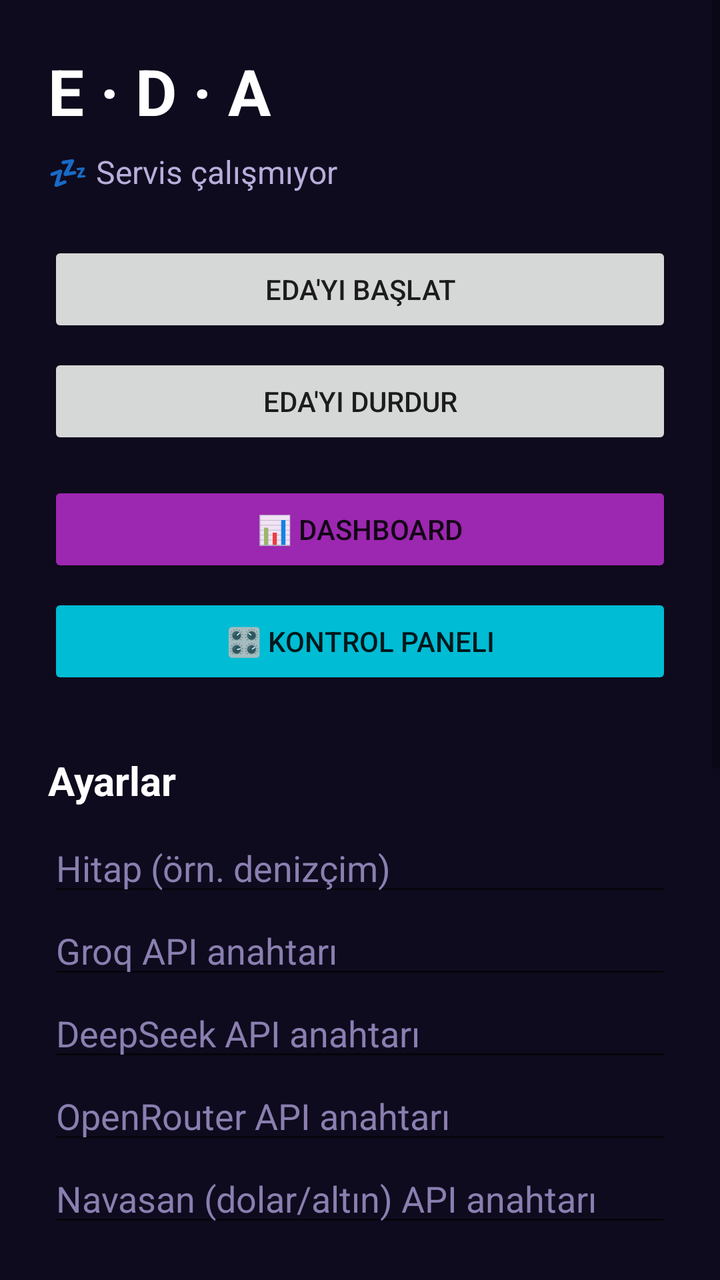
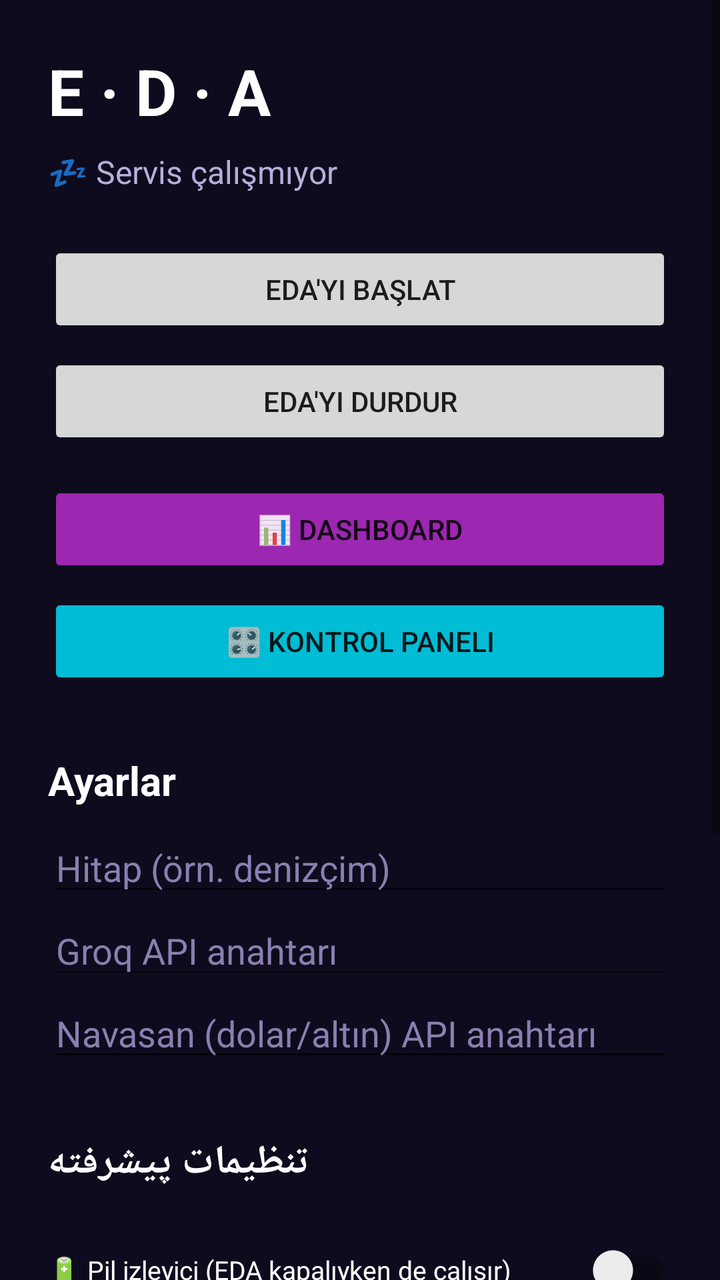

Before-and-after screenshots of an Android layout around one commit, followed by the original layout XML and the change that was made.
<!-- AndroidManifest.xml: application theme Theme.Eda -->
<!-- res/layout/activity_main.xml -->
<?xml version="1.0" encoding="utf-8"?>
<ScrollView xmlns:android="http://schemas.android.com/apk/res/android"
    android:layout_width="match_parent"
    android:layout_height="match_parent"
    android:background="#0F0B1E">

<LinearLayout
    android:layout_width="match_parent"
    android:layout_height="wrap_content"
    android:orientation="vertical"
    android:padding="24dp">

    <TextView
        android:layout_width="wrap_content"
        android:layout_height="wrap_content"
        android:text="E · D · A"
        android:textSize="32sp"
        android:textStyle="bold"
        android:textColor="#FFFFFF"
        android:layout_marginBottom="8dp" />

    <TextView
        android:id="@+id/durumText"
        android:layout_width="wrap_content"
        android:layout_height="wrap_content"
        android:text="💤 Servis çalışmıyor"
        android:textSize="16sp"
        android:textColor="#B8AEDB"
        android:layout_marginBottom="24dp" />

    <Button
        android:id="@+id/baslatButon"
        android:layout_width="match_parent"
        android:layout_height="wrap_content"
        android:text="Eda'yı Başlat" />

    <Button
        android:id="@+id/durdurButon"
        android:layout_width="match_parent"
        android:layout_height="wrap_content"
        android:layout_marginTop="8dp"
        android:text="Eda'yı Durdur" />

    
    <Button
        android:id="@+id/dashboardButon"
        android:layout_width="match_parent"
        android:layout_height="wrap_content"
        android:layout_marginTop="16dp"
        android:text="📊 Dashboard"
        android:backgroundTint="#9C27B0" />

    <Button
        android:id="@+id/panelButon"
        android:layout_width="match_parent"
        android:layout_height="wrap_content"
        android:layout_marginTop="8dp"
        android:text="🎛 Kontrol Paneli"
        android:backgroundTint="#00BCD4" />

    <TextView
        android:layout_width="wrap_content"
        android:layout_height="wrap_content"
        android:text="Ayarlar"
        android:textSize="20sp"
        android:textStyle="bold"
        android:textColor="#FFFFFF"
        android:layout_marginTop="32dp"
        android:layout_marginBottom="8dp" />

    <EditText
        android:id="@+id/kullaniciAdiInput"
        android:layout_width="match_parent"
        android:layout_height="wrap_content"
        android:hint="Hitap (örn. denizçim)"
        android:textColorHint="#8A7FB0"
        android:textColor="#FFFFFF" />

    <EditText
        android:id="@+id/groqInput"
        android:layout_width="match_parent"
        android:layout_height="wrap_content"
        android:hint="Groq API anahtarı"
        android:textColorHint="#8A7FB0"
        android:textColor="#FFFFFF"
        android:inputType="textPassword" />

    <EditText
        android:id="@+id/deepseekInput"
        android:layout_width="match_parent"
        android:layout_height="wrap_content"
        android:hint="DeepSeek API anahtarı"
        android:textColorHint="#8A7FB0"
        android:textColor="#FFFFFF"
        android:inputType="textPassword" />

    <EditText
        android:id="@+id/openrouterInput"
        android:layout_width="match_parent"
        android:layout_height="wrap_content"
        android:hint="OpenRouter API anahtarı"
        android:textColorHint="#8A7FB0"
        android:textColor="#FFFFFF"
        android:inputType="textPassword" />

    <EditText
        android:id="@+id/navasanInput"
        android:layout_width="match_parent"
        android:layout_height="wrap_content"
        android:hint="Navasan (dolar/altın) API anahtarı"
        android:textColorHint="#8A7FB0"
        android:textColor="#FFFFFF"
        android:inputType="textPassword" />

    
    <TextView
        android:layout_width="wrap_content"
        android:layout_height="wrap_content"
        android:text="تنظیمات پیشرفته"
        android:textSize="20sp"
        android:textStyle="bold"
        android:textColor="#FFFFFF"
        android:layout_marginTop="32dp"
        android:layout_marginBottom="8dp" />

    
    <LinearLayout
        android:layout_width="match_parent"
        android:layout_height="wrap_content"
        android:orientation="horizontal"
        android:gravity="center_vertical"
        android:paddingTop="8dp"
        android:paddingBottom="8dp">

        <TextView
            android:layout_width="0dp"
            android:layout_height="wrap_content"
            android:layout_weight="1"
            android:text="🔋 Pil izleyici (EDA kapalıyken de çalışır)"
            android:textColor="#FFFFFF"
            android:textSize="13sp" />

        <androidx.appcompat.widget.SwitchCompat
            android:id="@+id/batteryNotifierSwitch"
            android:layout_width="wrap_content"
            android:layout_height="wrap_content" />
    </LinearLayout>

    
    <LinearLayout
        android:layout_width="match_parent"
        android:layout_height="wrap_content"
        android:orientation="horizontal"
        android:gravity="center_vertical"
        android:paddingTop="8dp"
        android:paddingBottom="8dp">

        <TextView
            android:layout_width="0dp"
            android:layout_height="wrap_content"
            android:layout_weight="1"
            android:text="🛌 Derin Uyku (میکروفون خاموش، مصرف ~1%)"
            android:textColor="#FFFFFF"
            android:textSize="13sp" />

        <androidx.appcompat.widget.SwitchCompat
            android:id="@+id/derinUykuSwitch"
            android:layout_width="wrap_content"
            android:layout_height="wrap_content" />
    </LinearLayout>

    
    <LinearLayout
        android:layout_width="match_parent"
        android:layout_height="wrap_content"
        android:orientation="horizontal"
        android:gravity="center_vertical"
        android:paddingTop="8dp"
        android:paddingBottom="8dp">

        <TextView
            android:layout_width="0dp"
            android:layout_height="wrap_content"
            android:layout_weight="1"
            android:text="🔋 Pil bildirim aralığı"
            android:textColor="#FFFFFF"
            android:textSize="13sp" />

        <Spinner
            android:id="@+id/pilBildirimSpinner"
            android:layout_width="wrap_content"
            android:layout_height="wrap_content"
            android:minWidth="100dp" />
    </LinearLayout>

    
    <LinearLayout
        android:layout_width="match_parent"
        android:layout_height="wrap_content"
        android:orientation="horizontal"
        android:gravity="center_vertical"
        android:paddingTop="8dp"
        android:paddingBottom="8dp">

        <TextView
            android:layout_width="0dp"
            android:layout_height="wrap_content"
            android:layout_weight="1"
            android:text="🔔 Pil bildirimi aktif"
            android:textColor="#FFFFFF"
            android:textSize="13sp" />

        <androidx.appcompat.widget.SwitchCompat
            android:id="@+id/pilBildirimSwitch"
            android:layout_width="wrap_content"
            android:layout_height="wrap_content" />
    </LinearLayout>

    
    <LinearLayout
        android:layout_width="match_parent"
        android:layout_height="wrap_content"
        android:orientation="horizontal"
        android:gravity="center_vertical"
        android:paddingTop="8dp"
        android:paddingBottom="8dp">

        <TextView
            android:layout_width="0dp"
            android:layout_height="wrap_content"
            android:layout_weight="1"
            android:text="🔇 Sessiz mod"
            android:textColor="#FFFFFF"
            android:textSize="13sp" />

        <androidx.appcompat.widget.SwitchCompat
            android:id="@+id/sessizModSwitch"
            android:layout_width="wrap_content"
            android:layout_height="wrap_content" />
    </LinearLayout>

    <Button
        android:id="@+id/kaydetButon"
        android:layout_width="match_parent"
        android:layout_height="wrap_content"
        android:layout_marginTop="12dp"
        android:text="Ayarları Kaydet" />

</LinearLayout>
</ScrollView>
<!-- resources referenced by this layout -->
<resources>
  <style name="Theme.Eda" parent="Theme.MaterialComponents.DayNight.NoActionBar">
          <item name="colorPrimary">#6C4FE0</item>
          <item name="colorPrimaryDark">#4B32B3</item>
          <item name="colorAccent">#00E5C7</item>
      </style>
</resources>

<!-- the commit's change to res/layout/activity_main.xml (unified diff, before → after) -->
@@ -85,23 +85,9 @@
         android:textColor="#FFFFFF"
         android:inputType="textPassword" />
 
-    <EditText
-        android:id="@+id/deepseekInput"
-        android:layout_width="match_parent"
-        android:layout_height="wrap_content"
-        android:hint="DeepSeek API anahtarı"
-        android:textColorHint="#8A7FB0"
-        android:textColor="#FFFFFF"
-        android:inputType="textPassword" />
-
-    <EditText
-        android:id="@+id/openrouterInput"
-        android:layout_width="match_parent"
-        android:layout_height="wrap_content"
-        android:hint="OpenRouter API anahtarı"
-        android:textColorHint="#8A7FB0"
-        android:textColor="#FFFFFF"
-        android:inputType="textPassword" />
+    
+
+    
 
     <EditText
         android:id="@+id/navasanInput"
